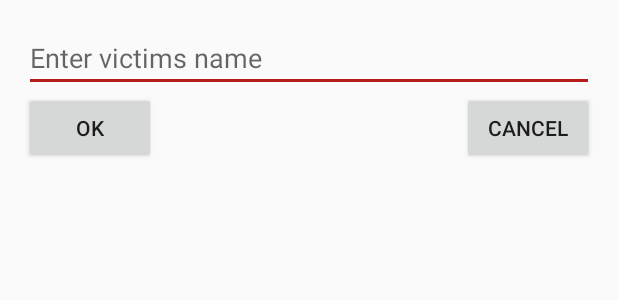
After one commit to Shaary/NeverForget, an Android app: the layout fragment_victim_chooser_dialog.xml on its own in the app's theme, with its tools: preview values and no code run, on a phone screen of 412 x 824 dp. The commit adds this screen. Shown: the top 300 px of the screen. Run offline under Robolectric (Android 15) with nearby library versions, the phone set to English and light mode, and no system bars.

Commit message:
Everythins works. Changed the way of choosing a victim.

```diff
--- a/app/src/main/AndroidManifest.xml
+++ b/app/src/main/AndroidManifest.xml
@@ -10,9 +10,9 @@
 
     <application
         android:allowBackup="true"
-        android:icon="@mipmap/ic_launcher"
+        android:icon="@mipmap/devil_icon_square_hdpi"
         android:label="@string/app_name"
-        android:roundIcon="@mipmap/ic_launcher_round"
+        android:roundIcon="@mipmap/devil_icon_hdpi"
         android:supportsRtl="true"
         android:theme="@style/AppTheme">
         <activity android:name=".controller.GrudgeListActivity">
--- /dev/null
+++ b/app/src/main/res/layout-ru/fragment_victim_chooser_dialog.xml
@@ -0,0 +1,50 @@
+<?xml version="1.0" encoding="utf-8"?>
+<RelativeLayout xmlns:android="http://schemas.android.com/apk/res/android"
+    xmlns:tools="http://schemas.android.com/tools"
+    android:layout_width="match_parent"
+    android:layout_height="wrap_content"
+    android:layout_margin="16dp"
+    tools:context=".view.VictimChooserDialogFragment">
+
+
+    <EditText
+        android:id="@+id/victim_name_edit_text"
+        android:layout_width="match_parent"
+        android:layout_height="wrap_content"
+        android:ems="10"
+        android:hint="Enter victims name"
+        android:inputType="textCapSentences|textMultiLine" />
+
+    <Button
+        android:id="@+id/victim_ok_button"
+        android:layout_width="wrap_content"
+        android:layout_height="wrap_content"
+        android:layout_alignParentStart="true"
+        android:layout_below="@+id/victim_name_edit_text"
+        android:text="OK" />
+
+    <Button
+        android:id="@+id/victim_cancel_button"
+        android:layout_width="wrap_content"
+        android:layout_height="wrap_content"
+        android:layout_alignParentEnd="true"
+        android:layout_below="@+id/victim_name_edit_text"
+        android:text="CANCEL" />
+
+    <Switch
+        android:id="@+id/gender_switch"
+        android:layout_width="wrap_content"
+        android:layout_height="wrap_content"
+        android:layout_below="@+id/victim_name_edit_text"
+        android:layout_centerHorizontal="true"
+        android:text="male" />
+
+    <TextView
+        android:id="@+id/gender_title"
+        android:layout_width="wrap_content"
+        android:layout_height="wrap_content"
+        android:layout_alignBottom="@+id/victim_ok_button"
+        android:layout_centerHorizontal="true"
+        android:text="victim's gender" />
+
+</RelativeLayout>
--- /dev/null
+++ b/app/src/main/res/layout/fragment_victim_chooser_dialog.xml
@@ -0,0 +1,34 @@
+<?xml version="1.0" encoding="utf-8"?>
+<RelativeLayout xmlns:android="http://schemas.android.com/apk/res/android"
+    xmlns:tools="http://schemas.android.com/tools"
+    android:layout_width="match_parent"
+    android:layout_height="wrap_content"
+    android:layout_margin="16dp"
+    tools:context=".view.VictimChooserDialogFragment">
+
+
+    <EditText
+        android:id="@+id/victim_name_edit_text"
+        android:layout_width="match_parent"
+        android:layout_height="wrap_content"
+        android:ems="10"
+        android:hint="Enter victims name"
+        android:inputType="textCapSentences|textMultiLine" />
+
+    <Button
+        android:id="@+id/victim_ok_button"
+        android:layout_width="wrap_content"
+        android:layout_height="wrap_content"
+        android:layout_alignParentStart="true"
+        android:layout_below="@+id/victim_name_edit_text"
+        android:text="OK" />
+
+    <Button
+        android:id="@+id/victim_cancel_button"
+        android:layout_width="wrap_content"
+        android:layout_height="wrap_content"
+        android:layout_alignParentEnd="true"
+        android:layout_below="@+id/victim_name_edit_text"
+        android:text="CANCEL" />
+
+</RelativeLayout>
```
Also changed, not shown: app/src/main/java/com/shaary/neverforget/controller/GrudgeFragment.java (+7 -52 lines), app/src/main/java/com/shaary/neverforget/view/ExplanationDialog.java (+10 -8 lines), app/src/main/java/com/shaary/neverforget/view/VictimChooserDialogFragment.java (added, +53 -0 lines), app/src/main/res/values/strings.xml (+8 -0 lines), app/src/main/res/mipmap-hdpi/devil_icon_hdpi.png (added), app/src/main/res/mipmap-hdpi/devil_icon_square_hdpi.png (added), app/src/main/res/mipmap-mdpi/devil_icon_mdpi.png (added), app/src/main/res/mipmap-mdpi/devil_icon_square_mdpi.png (added), app/src/main/res/mipmap-xhdpi/devil_icon_square_xhdpi.png (added), app/src/main/res/mipmap-xhdpi/devil_icon_xhdpi.png (added), app/src/main/res/mipmap-xxhdpi/devil_icon_square_xxhdpi.png (added), app/src/main/res/mipmap-xxhdpi/devil_icon_xxhdpi.png (added), app/src/main/res/mipmap-xxxhdpi/devil_icon_square_xxxhdpi.png (added), app/src/main/res/mipmap-xxxhdpi/devil_icon_xxxhdpi.png (added).
